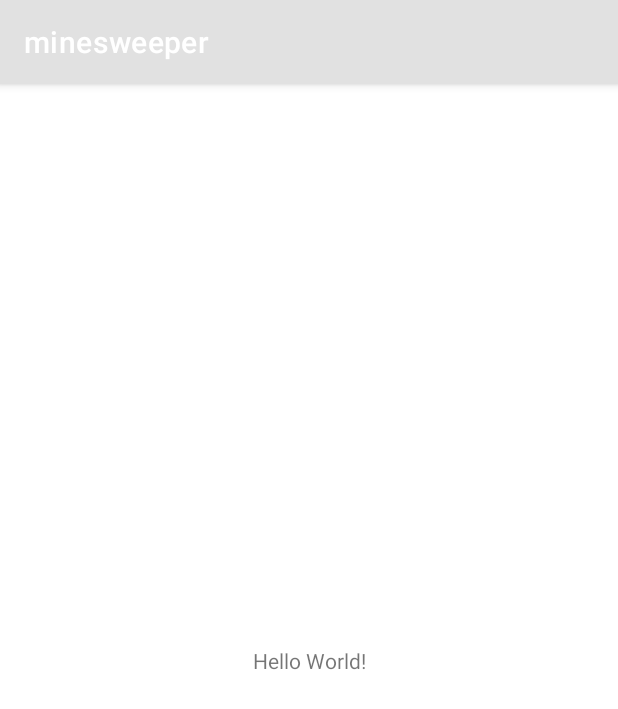
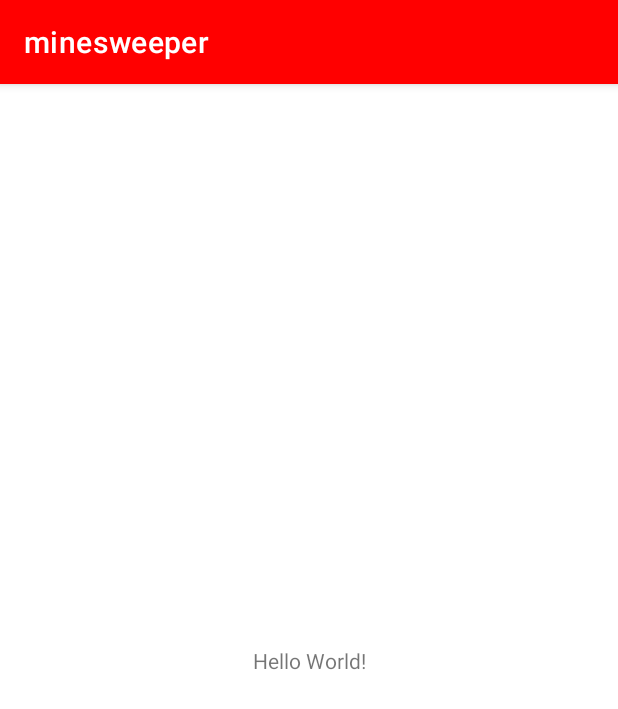
Before and after one commit to pmbjojo/minesweeper, an Android app: the screen it shows after launch (MainActivity), on a phone screen of 412 x 824 dp. Shown: the top 709 px of the screen. Run offline under Robolectric (Android 15) with nearby library versions, the phone set to English and light mode, and no system bars.

Commit message:
modification thème

```diff
--- a/app/src/main/res/values/themes.xml
+++ b/app/src/main/res/values/themes.xml
@@ -2,9 +2,9 @@
     <!-- Base application theme. -->
     <style name="Theme.Minesweeper" parent="Theme.MaterialComponents.DayNight.DarkActionBar">
         <!-- Primary brand color. -->
-        <item name="colorPrimary">@color/background</item>
+        <item name="colorPrimary">@color/teal_700</item>
         <item name="colorPrimaryVariant">@color/background_dark</item>
-        <item name="colorOnPrimary">@color/white</item>
+        <item name="colorOnPrimary">#FFFFFF</item>
         <!-- Secondary brand color. -->
         <item name="colorSecondary">@color/teal_200</item>
         <item name="colorSecondaryVariant">@color/teal_700</item>
```
